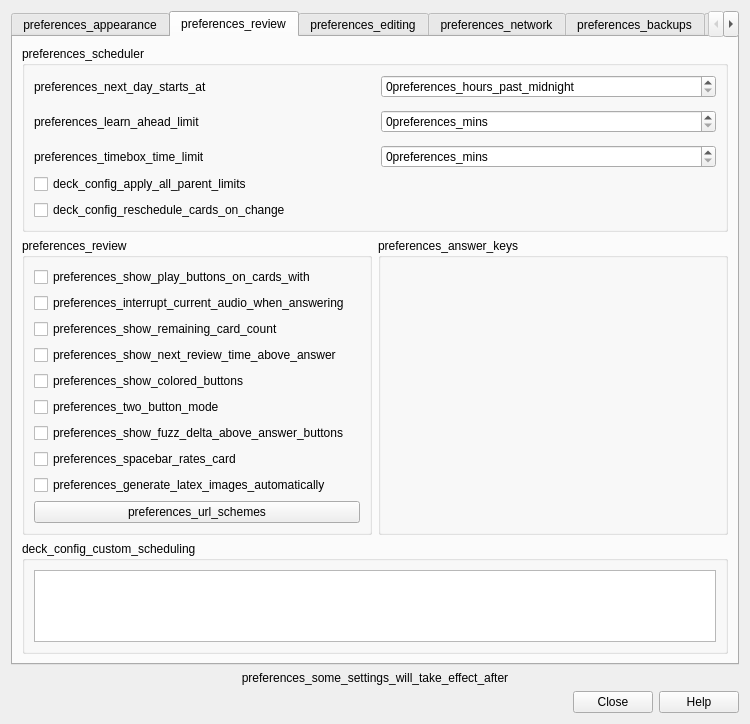
First picture: the form in qt/aqt/forms/preferences.ui, repository Expertium/Clanki, before the edit.
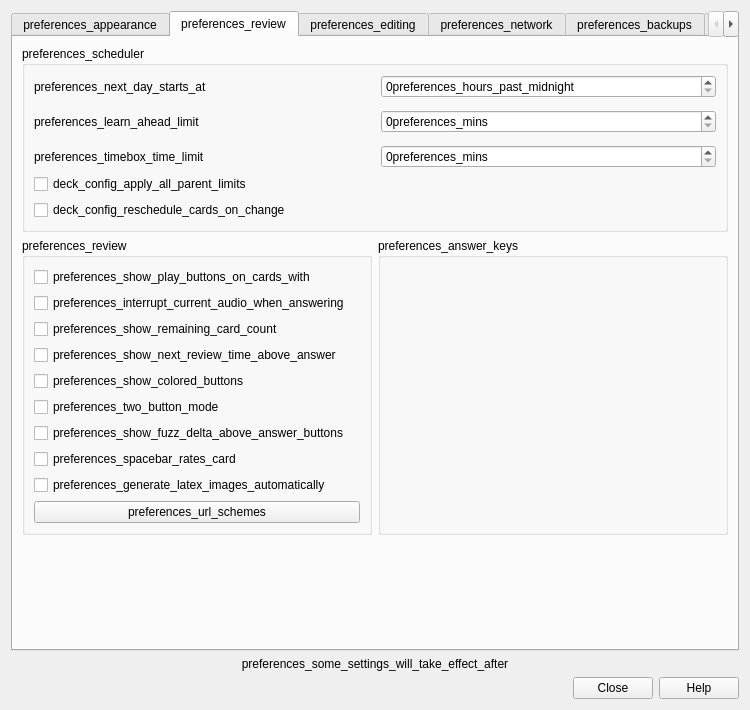
Second picture: the form after the edit. The open tabs and pages were chosen to show the change.

Commit message: behavior: no custom scheduling; RWKV-Curve states keep custom data

Diff of the .ui file:
```diff
--- a/qt/aqt/forms/preferences.ui
+++ b/qt/aqt/forms/preferences.ui
@@ -539,28 +539,6 @@
          </item>
         </layout>
        </item>
-       <item>
-        <widget class="QGroupBox" name="customSchedulingGroup">
-         <property name="title">
-          <string>deck_config_custom_scheduling</string>
-         </property>
-         <layout class="QVBoxLayout" name="customSchedulingLayout">
-          <item>
-           <widget class="QPlainTextEdit" name="customScheduling">
-            <property name="toolTip">
-             <string>deck_config_custom_scheduling_tooltip</string>
-            </property>
-            <property name="maximumSize">
-             <size>
-              <width>16777215</width>
-              <height>120</height>
-             </size>
-            </property>
-           </widget>
-          </item>
-         </layout>
-        </widget>
-       </item>
        <item>
         <spacer name="verticalSpacer_12">
          <property name="orientation">
```
The commit also changes 10 other files.
